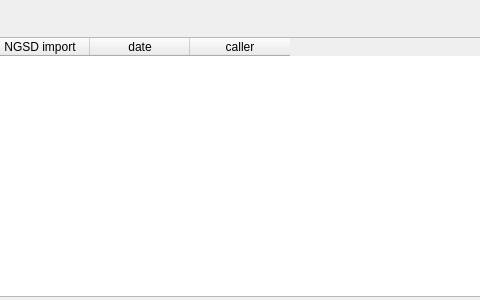
Above: src/GSvar/AnalysisInformationWidget.ui from imgag/ngs-bits before the change; both pictures show x 292 to 772 and y 0 to 300 of the 900 by 300 pixel window. Below: the same form after it.
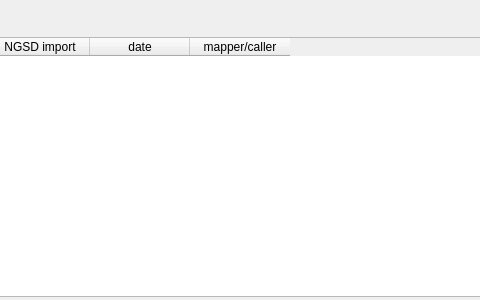
That is the form after the change.

```diff
--- a/src/GSvar/AnalysisInformationWidget.ui
+++ b/src/GSvar/AnalysisInformationWidget.ui
@@ -106,7 +106,7 @@
      </column>
      <column>
       <property name="text">
-       <string>caller</string>
+       <string>mapper/caller</string>
       </property>
      </column>
     </widget>
```
Left out of the diff: 6 changed lines with no effect on the pictures.
